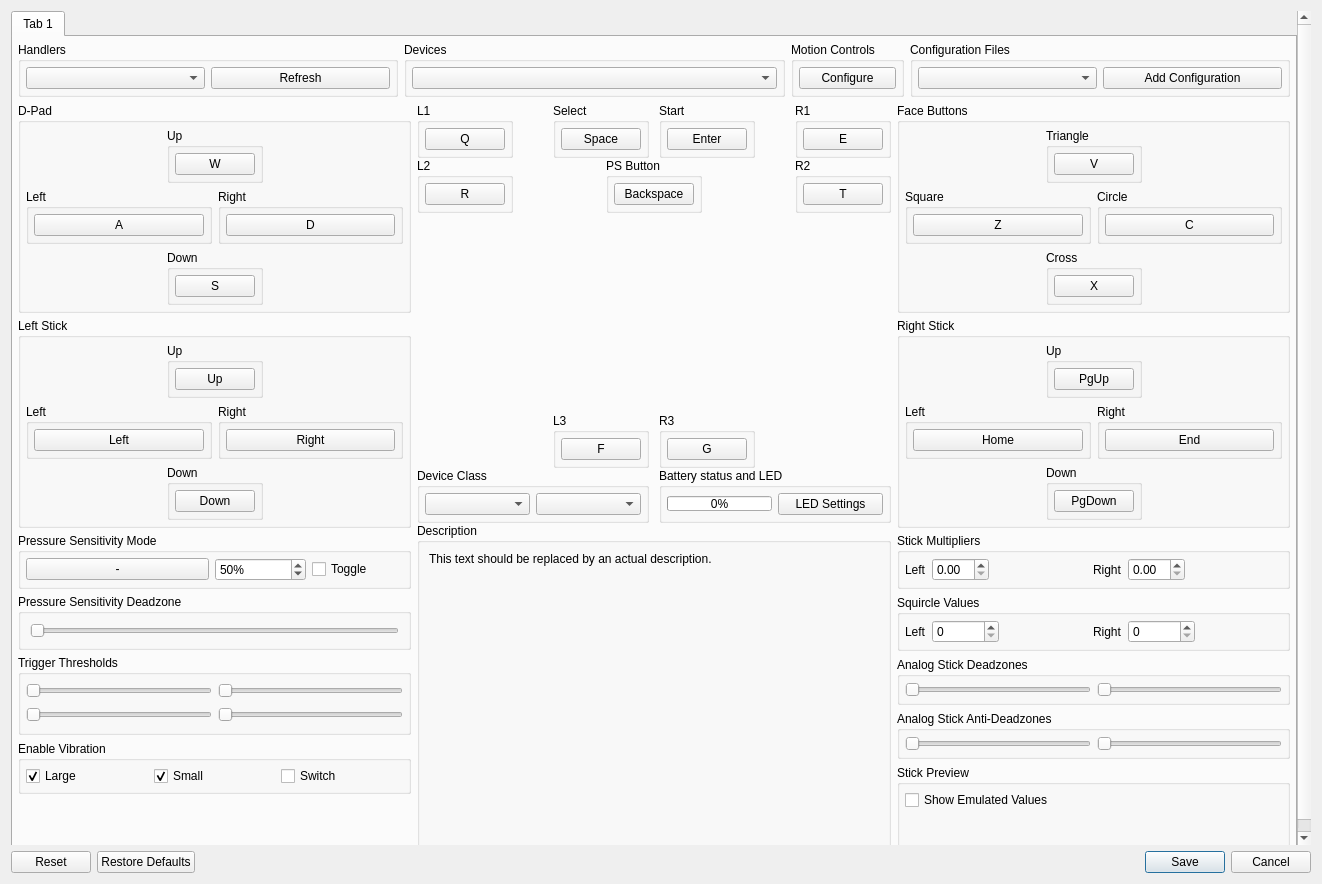
The window that rpcs3/rpcs3qt/pad_settings_dialog.ui (RPCS3/rpcs3) describes before a commit, drawn with Qt 5.
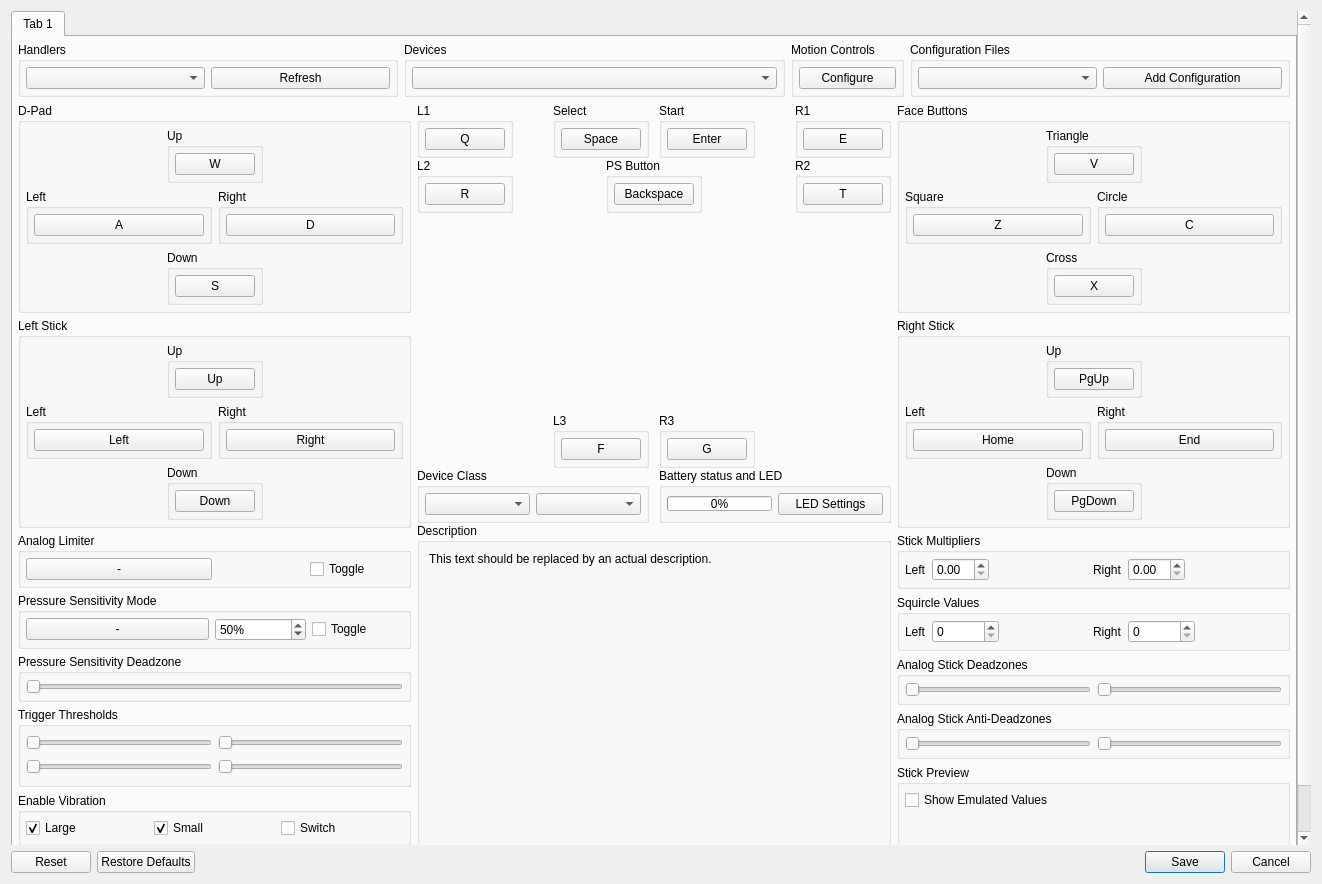
The same window after the commit. Icons and pictures are not drawn.

Commit message: input: add analog limiter

Diff of the .ui file:
```diff
--- a/rpcs3/rpcs3qt/pad_settings_dialog.ui
+++ b/rpcs3/rpcs3qt/pad_settings_dialog.ui
@@ -669,6 +669,57 @@
               </layout>
              </widget>
             </item>
+            <item>
+             <widget class="QGroupBox" name="gb_analog_limiter">
+              <property name="title">
+               <string>Analog Limiter</string>
+              </property>
+              <layout class="QHBoxLayout" name="analog_limiter_layout" stretch="2,1,1">
+               <property name="leftMargin">
+                <number>5</number>
+               </property>
+               <property name="topMargin">
+                <number>5</number>
+               </property>
+               <property name="rightMargin">
+                <number>5</number>
+               </property>
+               <property name="bottomMargin">
+                <number>5</number>
+               </property>
+               <item>
+                <widget class="QPushButton" name="b_analog_limiter">
+                 <property name="text">
+                  <string>-</string>
+                 </property>
+                </widget>
+               </item>
+               <item>
+                <spacer name="horizontalSpacer">
+                 <property name="orientation">
+                  <enum>Qt::Horizontal</enum>
+                 </property>
+                 <property name="sizeType">
+                  <enum>QSizePolicy::MinimumExpanding</enum>
+                 </property>
+                 <property name="sizeHint" stdset="0">
+                  <size>
+                   <width>0</width>
+                   <height>0</height>
+                  </size>
+                 </property>
+                </spacer>
+               </item>
+               <item>
+                <widget class="QCheckBox" name="cb_analog_limiter_toggle_mode">
+                 <property name="text">
+                  <string>Toggle</string>
+                 </property>
+                </widget>
+               </item>
+              </layout>
+             </widget>
+            </item>
             <item>
              <widget class="QGroupBox" name="gb_pressure_intensity">
               <property name="title">
@@ -723,6 +774,18 @@
                <string>Pressure Sensitivity Deadzone</string>
               </property>
               <layout class="QHBoxLayout" name="layout_gb_pressure_intensity_deadzone">
+               <property name="leftMargin">
+                <number>5</number>
+               </property>
+               <property name="topMargin">
+                <number>5</number>
+               </property>
+               <property name="rightMargin">
+                <number>5</number>
+               </property>
+               <property name="bottomMargin">
+                <number>5</number>
+               </property>
                <item>
                 <widget class="QSlider" name="pressure_intensity_deadzone">
                  <property name="orientation">
```
The commit also changes 24 other files.
